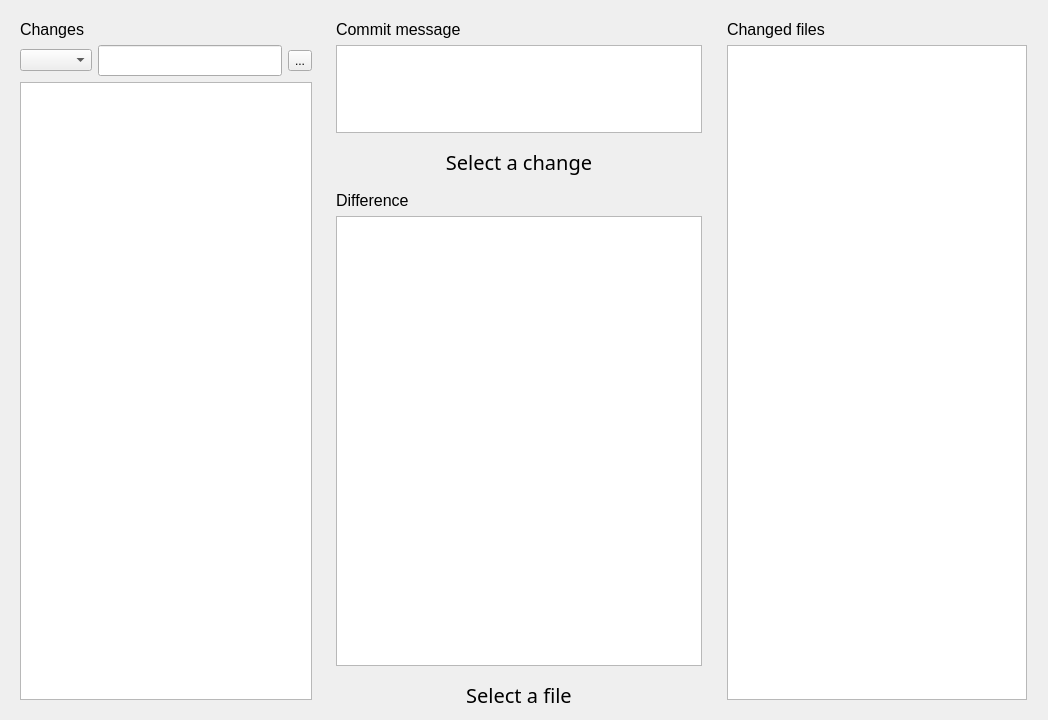
First picture: the form in client/ui/repo.ui, repository Kirisummer/config_sync, before the edit.
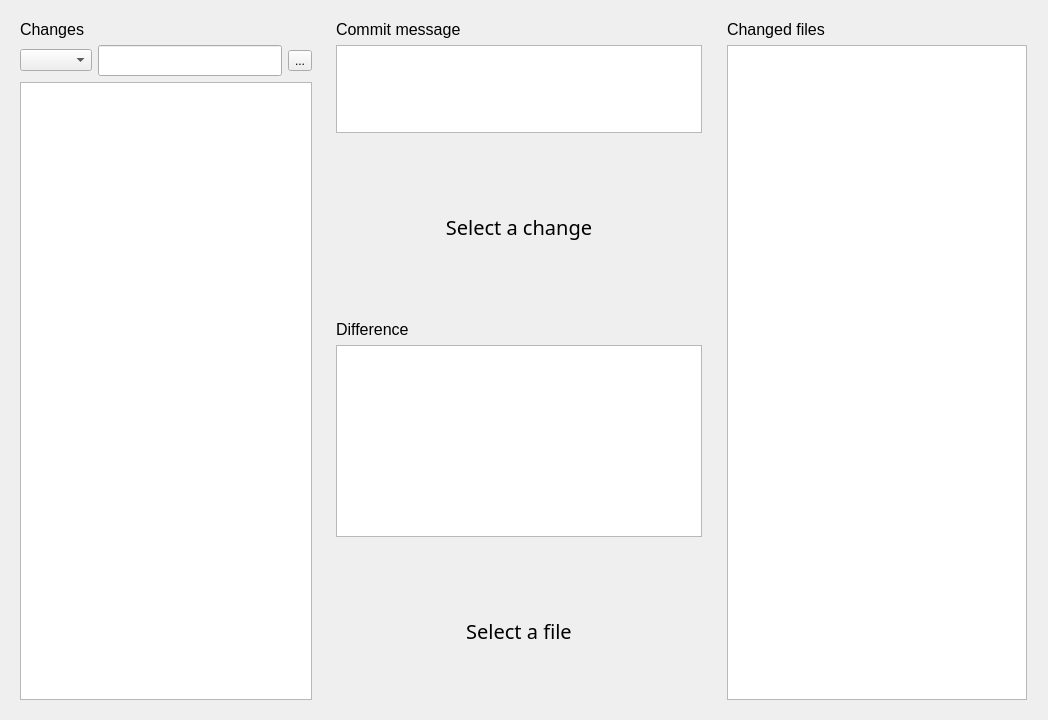
Second picture: the form after the edit.

The edit to the form file:
```diff
--- a/client/ui/repo.ui
+++ b/client/ui/repo.ui
@@ -50,6 +50,12 @@
    </item>
    <item row="1" column="1">
     <widget class="QLabel" name="no_commit">
+     <property name="sizePolicy">
+      <sizepolicy hsizetype="Preferred" vsizetype="Expanding">
+       <horstretch>0</horstretch>
+       <verstretch>0</verstretch>
+      </sizepolicy>
+     </property>
      <property name="font">
       <font>
        <family>Noto Sans</family>
@@ -66,6 +72,12 @@
    </item>
    <item row="3" column="1">
     <widget class="QLabel" name="no_file">
+     <property name="sizePolicy">
+      <sizepolicy hsizetype="Preferred" vsizetype="Expanding">
+       <horstretch>0</horstretch>
+       <verstretch>0</verstretch>
+      </sizepolicy>
+     </property>
      <property name="font">
       <font>
        <family>Noto Sans</family>
```
Left out of the diff: 4 changed lines with no effect on the pictures.
